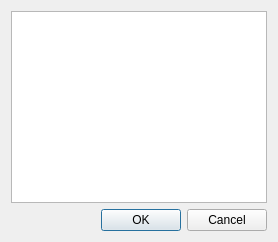
Old version of the form config-tool/gui/newmethoddialog.ui in the repository carstenbru/fpga-log.
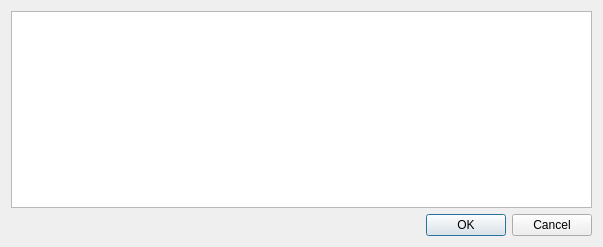
New version of the form. Icons and pictures are not drawn.

Commit message: config-tool: show method descriptions in method add dialog

Patch:
```diff
--- a/config-tool/gui/newmethoddialog.ui
+++ b/config-tool/gui/newmethoddialog.ui
@@ -6,12 +6,12 @@
    <rect>
     <x>0</x>
     <y>0</y>
-    <width>274</width>
-    <height>238</height>
+    <width>603</width>
+    <height>247</height>
    </rect>
   </property>
   <property name="sizePolicy">
-   <sizepolicy hsizetype="Minimum" vsizetype="Minimum">
+   <sizepolicy hsizetype="Expanding" vsizetype="Expanding">
     <horstretch>0</horstretch>
     <verstretch>0</verstretch>
    </sizepolicy>
@@ -29,11 +29,23 @@
    <item>
     <widget class="QTreeView" name="methodList">
      <property name="sizePolicy">
-      <sizepolicy hsizetype="Minimum" vsizetype="Minimum">
+      <sizepolicy hsizetype="Expanding" vsizetype="Expanding">
        <horstretch>0</horstretch>
        <verstretch>0</verstretch>
       </sizepolicy>
      </property>
+     <property name="verticalScrollBarPolicy">
+      <enum>Qt::ScrollBarAsNeeded</enum>
+     </property>
+     <property name="horizontalScrollBarPolicy">
+      <enum>Qt::ScrollBarAsNeeded</enum>
+     </property>
+     <property name="rootIsDecorated">
+      <bool>false</bool>
+     </property>
+     <property name="itemsExpandable">
+      <bool>false</bool>
+     </property>
     </widget>
    </item>
    <item>
```
Left out of the diff: 4 changed lines with no effect on the pictures. The commit also changes 1 other file.
